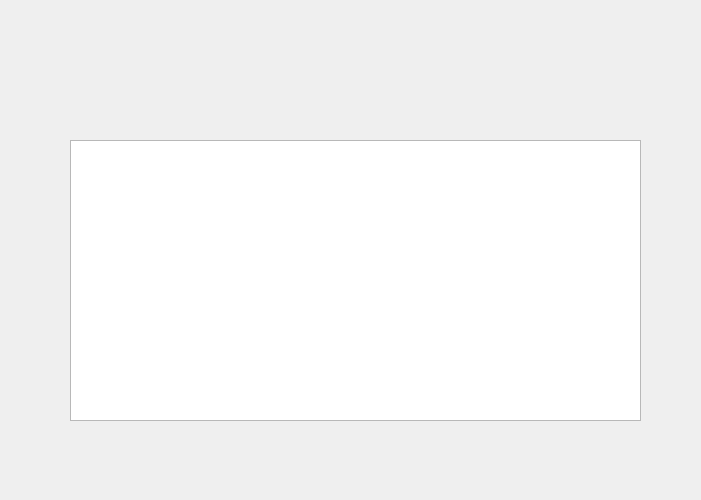
Before: the Qt Designer form mainwindow.ui in ouertaniaziz/Smart_wedding_planner_2A3, drawn with Qt 5.
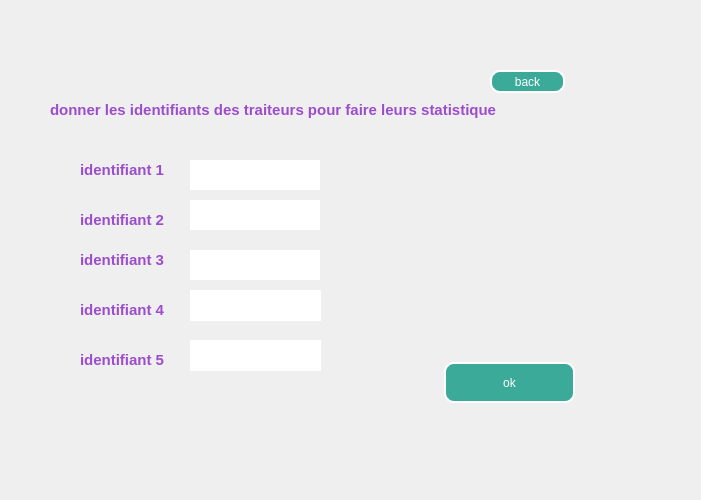
After: the same form once the commit is applied. Icons and pictures are not drawn. Custom widgets are drawn as their Qt base class.

```diff
--- a/mainwindow.ui
+++ b/mainwindow.ui
@@ -41,8 +41,8 @@
    <widget class="QStackedWidget" name="stackedWidget">
     <property name="geometry">
      <rect>
-      <x>20</x>
-      <y>50</y>
+      <x>-10</x>
+      <y>40</y>
       <width>671</width>
       <height>401</height>
      </rect>
@@ -3181,6 +3181,240 @@
       </property>
      </widget>
     </widget>
+    <widget class="QWidget" name="page_4">
+     <property name="styleSheet">
+      <string notr="true">#page_4{
+background-color: transparent;
+border-image: url(:fond.png);
+background: none;
+border: none;
+background-repeat: none;
+}</string>
+     </property>
+     <widget class="QLineEdit" name="identifiant_2">
+      <property name="geometry">
+       <rect>
+        <x>200</x>
+        <y>160</y>
+        <width>130</width>
+        <height>30</height>
+       </rect>
+      </property>
+      <property name="styleSheet">
+       <string notr="true">#identifiant_2{
+background-color: transparent;
+border-image: url(:Esp_gener.png);
+background: none;
+border: none;
+background-repeat: none;
+}</string>
+      </property>
+     </widget>
+     <widget class="QLabel" name="label_15">
+      <property name="geometry">
+       <rect>
+        <x>60</x>
+        <y>30</y>
+        <width>501</width>
+        <height>81</height>
+       </rect>
+      </property>
+      <property name="text">
+       <string>&lt;html&gt;&lt;head/&gt;&lt;body&gt;&lt;p&gt;&lt;span style=&quot; font-size:11pt; font-weight:600; color:#9c4dcc;&quot;&gt;donner les identifiants des traiteurs 
+pour faire leurs statistique
+&lt;/span&gt;&lt;/p&gt;&lt;/body&gt;&lt;/html&gt;</string>
+      </property>
+     </widget>
+     <widget class="QLineEdit" name="identifiant_1">
+      <property name="geometry">
+       <rect>
+        <x>200</x>
+        <y>120</y>
+        <width>130</width>
+        <height>30</height>
+       </rect>
+      </property>
+      <property name="styleSheet">
+       <string notr="true">#identifiant_1{
+background-color: transparent;
+border-image: url(:Esp_gener.png);
+background: none;
+border: none;
+background-repeat: none;
+}</string>
+      </property>
+     </widget>
+     <widget class="QLabel" name="label_17">
+      <property name="geometry">
+       <rect>
+        <x>90</x>
+        <y>210</y>
+        <width>101</width>
+        <height>20</height>
+       </rect>
+      </property>
+      <property name="text">
+       <string>&lt;html&gt;&lt;head/&gt;&lt;body&gt;&lt;p&gt;&lt;span style=&quot; font-size:11pt; font-weight:600; color:#9c4dcc;&quot;&gt;identifiant 3
+&lt;/span&gt;&lt;/p&gt;&lt;/body&gt;&lt;/html&gt;</string>
+      </property>
+     </widget>
+     <widget class="QLabel" name="label_18">
+      <property name="geometry">
+       <rect>
+        <x>90</x>
+        <y>260</y>
+        <width>101</width>
+        <height>20</height>
+       </rect>
+      </property>
+      <property name="text">
+       <string>&lt;html&gt;&lt;head/&gt;&lt;body&gt;&lt;p&gt;&lt;span style=&quot; font-size:11pt; font-weight:600; color:#9c4dcc;&quot;&gt;identifiant 4
+&lt;/span&gt;&lt;/p&gt;&lt;/body&gt;&lt;/html&gt;</string>
+      </property>
+     </widget>
+     <widget class="QLineEdit" name="identifiant_4">
+      <property name="geometry">
+       <rect>
+        <x>200</x>
+        <y>250</y>
+        <width>131</width>
+        <height>31</height>
+       </rect>
+      </property>
+      <property name="styleSheet">
+       <string notr="true">#identifiant_4{
+background-color: transparent;
+border-image: url(:Esp_gener.png);
+background: none;
+border: none;
+background-repeat: none;
+}</string>
+      </property>
+     </widget>
+     <widget class="QLabel" name="label_20">
+      <property name="geometry">
+       <rect>
+        <x>90</x>
+        <y>310</y>
+        <width>101</width>
+        <height>20</height>
+       </rect>
+      </property>
+      <property name="text">
+       <string>&lt;html&gt;&lt;head/&gt;&lt;body&gt;&lt;p&gt;&lt;span style=&quot; font-size:11pt; font-weight:600; color:#9c4dcc;&quot;&gt;identifiant 5
+&lt;/span&gt;&lt;/p&gt;&lt;/body&gt;&lt;/html&gt;</string>
+      </property>
+     </widget>
+     <widget class="QLabel" name="label_16">
+      <property name="geometry">
+       <rect>
+        <x>90</x>
+        <y>120</y>
+        <width>101</width>
+        <height>20</height>
+       </rect>
+      </property>
+      <property name="styleSheet">
+       <string notr="true">identifiant_1{rgb(255, 85, 255)qconicalgradient(cx:0.5, cy:0.5, angle:0, stop:0 rgba(255, 255, 255, 255), stop:0.373979 rgba(255, 255, 255, 255), stop:0.373991 rgba(33, 30, 255, 255), stop:0.624018 rgba(33, 30, 255, 255), stop:0.624043 rgba(255, 0, 0, 255), stop:1 rgba(255, 0, 0, 255))}</string>
+      </property>
+      <property name="text">
+       <string>&lt;html&gt;&lt;head/&gt;&lt;body&gt;&lt;p&gt;&lt;span style=&quot; font-size:11pt; font-weight:600; color:#9c4dcc;&quot;&gt;identifiant 1
+&lt;/span&gt;&lt;/p&gt;&lt;/body&gt;&lt;/html&gt;</string>
+      </property>
+     </widget>
+     <widget class="QLabel" name="label_19">
+      <property name="geometry">
+       <rect>
+        <x>90</x>
+        <y>170</y>
+        <width>101</width>
+        <height>20</height>
+       </rect>
+      </property>
+      <property name="text">
+       <string>&lt;html&gt;&lt;head/&gt;&lt;body&gt;&lt;p&gt;&lt;span style=&quot; font-size:11pt; font-weight:600; color:#9c4dcc;&quot;&gt;identifiant 2
+&lt;/span&gt;&lt;/p&gt;&lt;/body&gt;&lt;/html&gt;</string>
+      </property>
+     </widget>
+     <widget class="QLineEdit" name="identifiant_5">
+      <property name="geometry">
+       <rect>
+        <x>200</x>
+        <y>300</y>
+        <width>131</width>
+        <height>31</height>
+       </rect>
+      </property>
+      <property name="styleSheet">
+       <string notr="true">#identifiant_5{
+background-color: transparent;
+border-image: url(:Esp_gener.png);
+background: none;
+border: none;
+background-repeat: none;
+}</string>
+      </property>
+     </widget>
+     <widget class="QLineEdit" name="identifiant_3">
+      <property name="geometry">
+       <rect>
+        <x>200</x>
+        <y>210</y>
+        <width>130</width>
+        <height>30</height>
+       </rect>
+      </property>
+      <property name="styleSheet">
+       <string notr="true">#identifiant_3{
+background-color: transparent;
+border-image: url(:Esp_gener.png);
+background: none;
+border: none;
+background-repeat: none;
+}</string>
+      </property>
+     </widget>
+     <widget class="QPushButton" name="stat">
+      <property name="geometry">
+       <rect>
+        <x>454</x>
+        <y>322</y>
+        <width>131</width>
+        <height>41</height>
+       </rect>
+      </property>
+      <property name="styleSheet">
+       <string notr="true">border-radius: 10px;
+border-width : 2px;
+border-style : outset;
+background-color:rgb(60,170,153);
+color : white</string>
+      </property>
+      <property name="text">
+       <string>ok</string>
+      </property>
+     </widget>
+     <widget class="QPushButton" name="pushButton_11">
+      <property name="geometry">
+       <rect>
+        <x>500</x>
+        <y>30</y>
+        <width>75</width>
+        <height>23</height>
+       </rect>
+      </property>
+      <property name="styleSheet">
+       <string notr="true">border-radius: 10px;
+border-width : 2px;
+border-style : outset;
+background-color:rgb(60,170,153);
+color : white</string>
+      </property>
+      <property name="text">
+       <string>back</string>
+      </property>
+     </widget>
+    </widget>
     <widget class="QWidget" name="statistique">
      <property name="styleSheet">
       <string notr="true">#statistique{
@@ -3194,10 +3428,10 @@
      <widget class="QChartView" name="graphicsView">
       <property name="geometry">
        <rect>
-        <x>50</x>
-        <y>90</y>
-        <width>571</width>
-        <height>281</height>
+        <x>40</x>
+        <y>70</y>
+        <width>581</width>
+        <height>301</height>
        </rect>
       </property>
      </widget>
```
Left out of the diff: 58 changed lines with no effect on the pictures.
